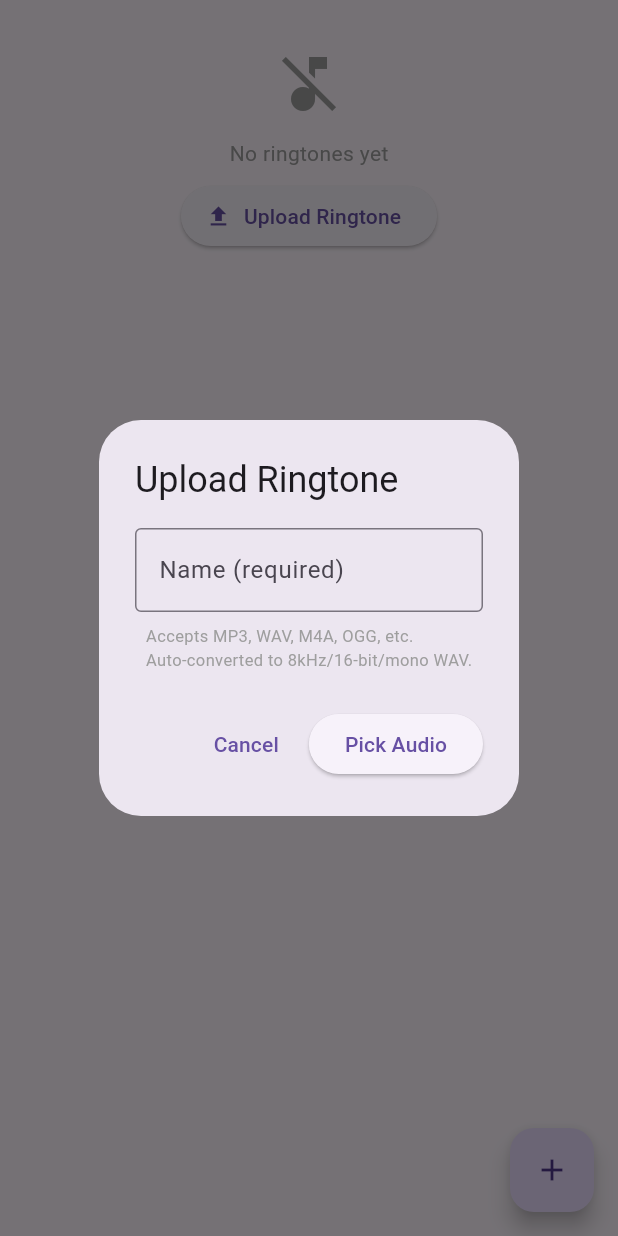
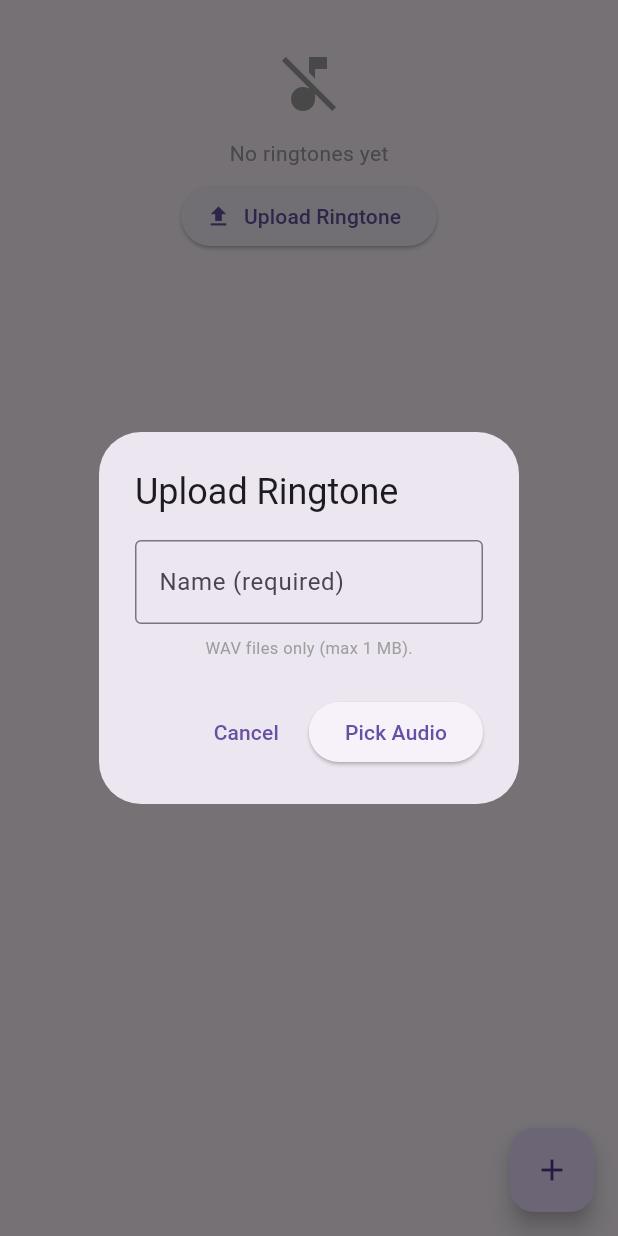
Before and after one commit to Ezra90/Pocket-Provisioner, a Flutter app: the _RingtonesTab screen opened directly with empty values, after a tap on "Upload Ringtone", on a phone screen of 412 x 824 dp. Run offline on Flutter 3.47's test engine with Material 3 defaults, Android fonts, the phone set to English and light mode, and no system bars; our stand-ins replace csv, file_picker, mustache_template, permission_handler, share_plus, shared_preferences and 3 more; missing offline and left inert: mobile_scanner, network_info_plus, shelf_router; accounts and stored records are empty.

Commit message:
Remove discontinued ffmpeg_kit_flutter; replace with WAV-only ringtone handling
Co-authored-by: Ezra90 <38937043+Ezra90@users.noreply.github.com>

```diff
--- a/lib/screens/device_settings_editor_screen.dart
+++ b/lib/screens/device_settings_editor_screen.dart
@@ -546,7 +546,7 @@ class _DeviceSettingsEditorScreenState
               ),
               const SizedBox(height: 8),
               const Text(
-                'Accepts MP3, WAV, M4A, OGG, etc.\nAuto-converted to 8kHz/16-bit/mono WAV.',
+                'WAV files only (max 1 MB).',
                 style: TextStyle(fontSize: 11, color: Colors.grey),
               ),
               const SizedBox(height: 10),
@@ -560,8 +560,8 @@ class _DeviceSettingsEditorScreenState
                         const SnackBar(content: Text('Enter a name first')));
                     return;
                   }
-                  final res = await FilePicker.platform
-                      .pickFiles(type: FileType.audio);
+                  final res = await FilePicker.platform.pickFiles(
+                      type: FileType.custom, allowedExtensions: ['wav']);
                   if (res == null) return;
                   try {
                     final filename = await RingtoneService.convertAndSave(
--- a/lib/screens/file_manager_screen.dart
+++ b/lib/screens/file_manager_screen.dart
@@ -16,7 +16,7 @@ import 'file_editor_screen.dart';
 /// Unified file manager with tabs for all server-hosted content:
 ///   1. Configs   — generated MAC config files
 ///   2. Wallpapers — resized wallpaper images
-///   3. Ringtones  — converted WAV ringtone files (NEW)
+///   3. Ringtones  — WAV ringtone files (max 1 MB)
 ///   4. Templates  — Mustache provisioning templates
 ///   5. Phonebook  — XML phonebook files (NEW)
 class FileManagerScreen extends StatefulWidget {
@@ -610,7 +610,7 @@ class _RingtonesTabState extends State<_RingtonesTab>
               ),
             ),
             const SizedBox(height: 8),
-            const Text('Accepts MP3, WAV, M4A, OGG, etc.\nAuto-converted to 8kHz/16-bit/mono WAV.',
+            const Text('WAV files only (max 1 MB).',
                 style: TextStyle(fontSize: 11, color: Colors.grey)),
           ]),
         ),
@@ -626,12 +626,13 @@ class _RingtonesTabState extends State<_RingtonesTab>
     nameCtrl.dispose();
     if (customName.isEmpty) { _snack('A name is required'); return; }
 
-    final result = await FilePicker.platform.pickFiles(type: FileType.audio);
+    final result = await FilePicker.platform.pickFiles(
+        type: FileType.custom, allowedExtensions: ['wav']);
     if (result == null) return;
 
     try {
       await RingtoneService.convertAndSave(result.files.single.path!, customName);
-      _snack('"$customName" uploaded and converted');
+      _snack('"$customName" uploaded');
       _load();
     } catch (e) {
       _snack('Upload failed: $e');
@@ -757,7 +758,7 @@ class _RingtonesTabState extends State<_RingtonesTab>
                             subtitle: Column(
                               crossAxisAlignment: CrossAxisAlignment.start,
                               children: [
-                                Text('${_fmtBytes(info.sizeBytes)}  •  8kHz/16-bit WAV',
+                                Text('${_fmtBytes(info.sizeBytes)}  •  WAV',
                                     style: const TextStyle(fontSize: 11)),
                                 if (ringtoneUrl != null)
                                   InkWell(
--- a/pubspec.yaml
+++ b/pubspec.yaml
@@ -33,9 +33,6 @@ dependencies:
   # Image Processing
   image: ^4.1.3
 
-  # Audio Processing
-  ffmpeg_kit_flutter: ^6.0.3
-
   # Templating
   mustache_template: ^2.0.0
 
```
Also changed, not shown: lib/services/ringtone_service.dart (+19 -37 lines).
